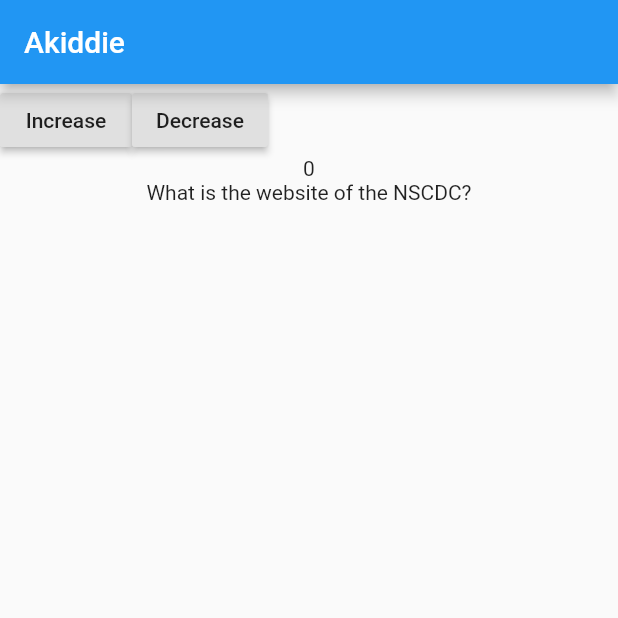
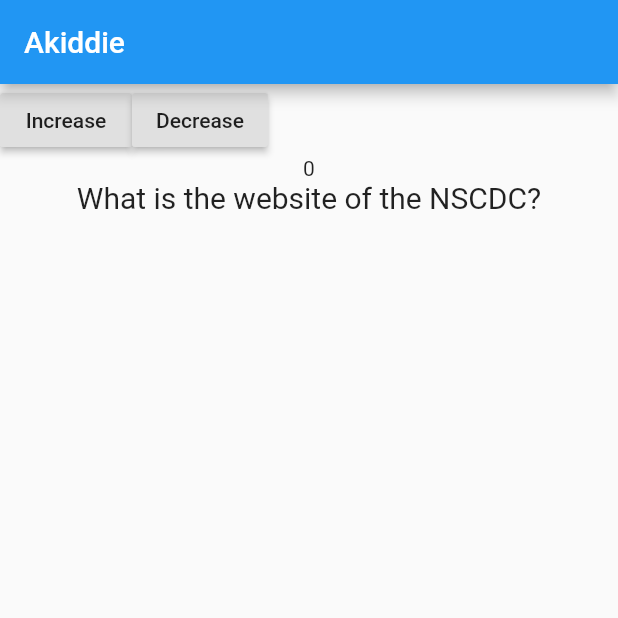
Before and after one commit to the-fanan/flutter-tutorials, a Flutter app: the screen it shows after launch, after a tap on "Increase", after a tap on "Decrease", on a phone screen of 412 x 824 dp, the top half of it. Run offline on Flutter 3.47's test engine with Material 2 defaults, Android fonts, the phone set to English and light mode, and no system bars.

Commit message:
added styles

```diff
--- a/lib/main.dart
+++ b/lib/main.dart
@@ -29,16 +29,12 @@ class HomeState extends State<Home> {
     setState(() {
       this.count++;
     });
-
-    print(this.count);
   }
 
   void decreaseCount(){
     setState(() {
       this.count--;
     });
-
-    print(this.count);
   }
 
   @override
--- a/lib/question.dart
+++ b/lib/question.dart
@@ -7,6 +7,6 @@ class Question extends StatelessWidget {
   @override
   Widget build(BuildContext context)
   {
-    return Text('${this.questionText}');
+    return Text(this.questionText, style: TextStyle(fontSize: 20), textAlign: TextAlign.center,);
   }
 }
```
